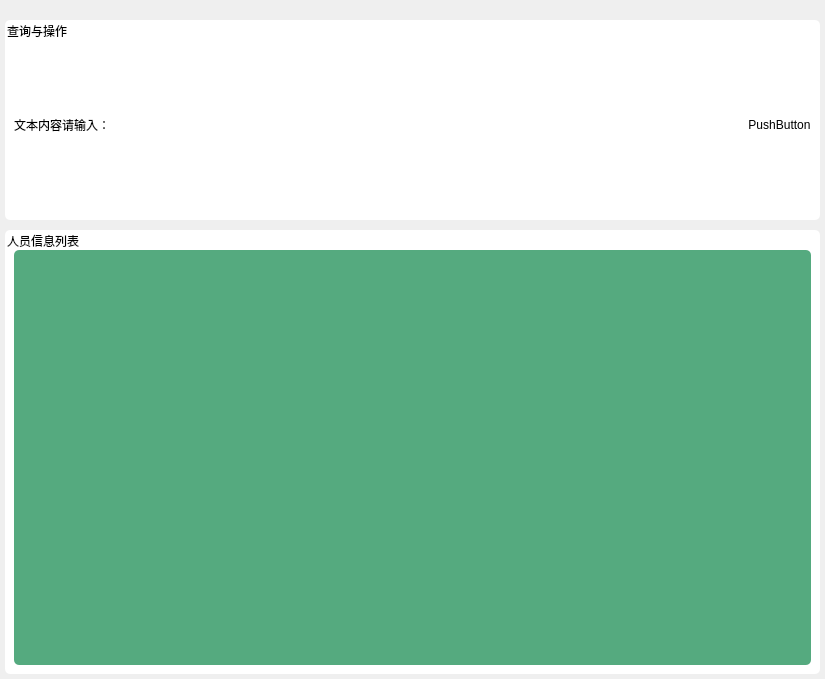
Before: the Qt Designer form info_collection.ui in jamesandjim/wisdom_site, drawn with Qt 5.
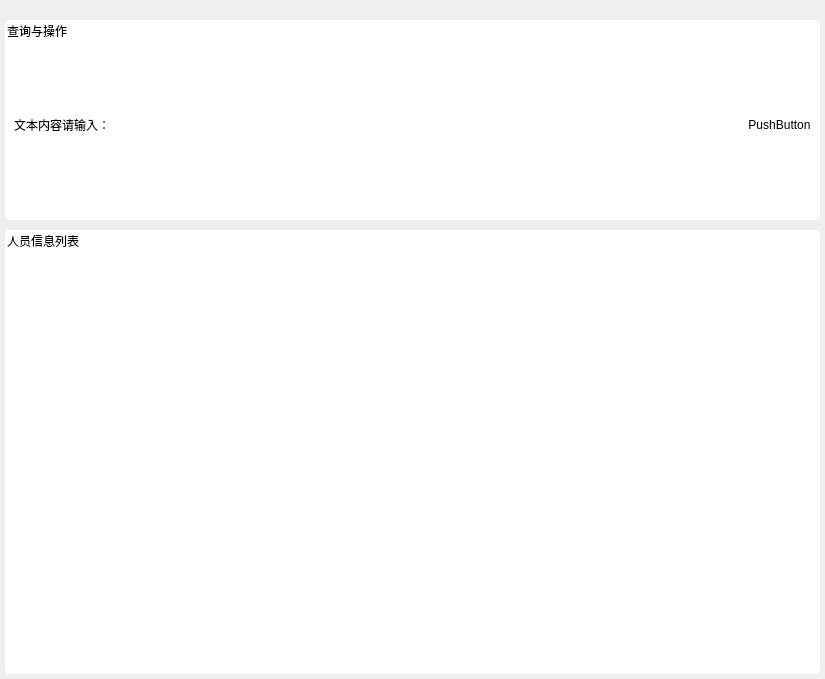
After: the same form once the commit is applied.

What changed in the file:
```diff
--- a/info_collection.ui
+++ b/info_collection.ui
@@ -114,10 +114,7 @@
       <item>
        <widget class="QGroupBox" name="groupBox_2">
         <property name="styleSheet">
-         <string notr="true">QGroupBox#groupBox_2 {
-    background-color: rgb(255, 255, 255);
-    
-}</string>
+         <string notr="true">background-color: rgb(255, 255, 255);</string>
         </property>
         <property name="title">
          <string>人员信息列表</string>
@@ -132,7 +129,7 @@
          <item>
           <widget class="QTableView" name="tableView">
            <property name="styleSheet">
-            <string notr="true">background-color: rgb(85, 170, 127);</string>
+            <string notr="true">background-color: rgb(255, 255, 255);</string>
            </property>
            <property name="gridStyle">
             <enum>Qt::DotLine</enum>
```
